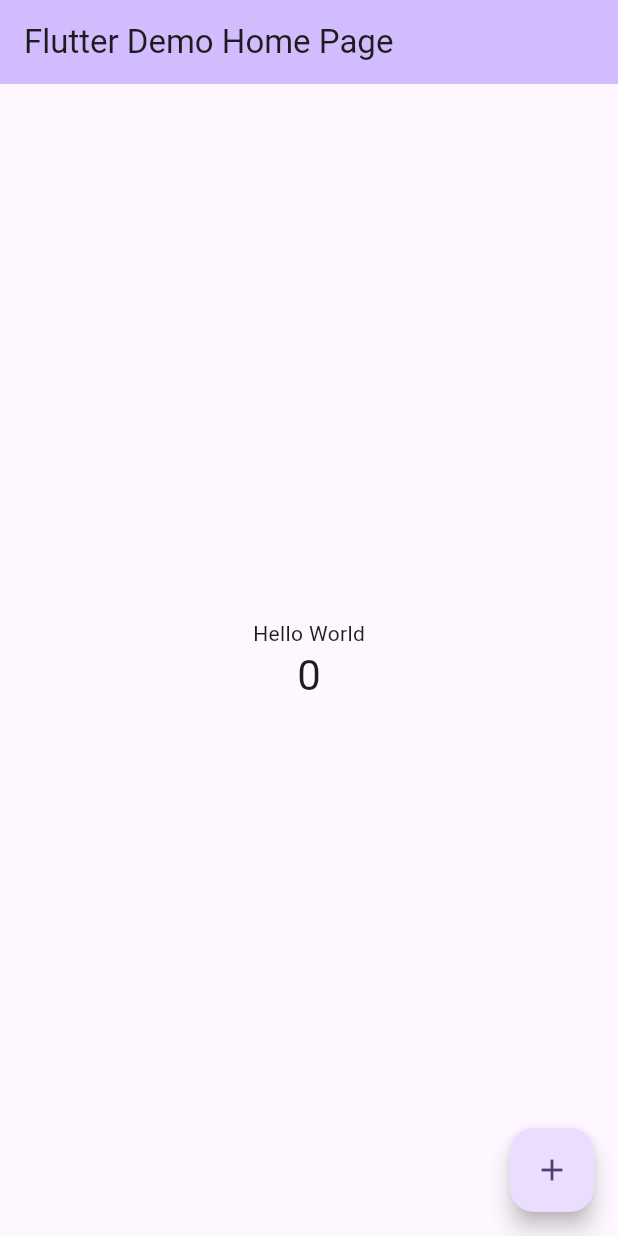
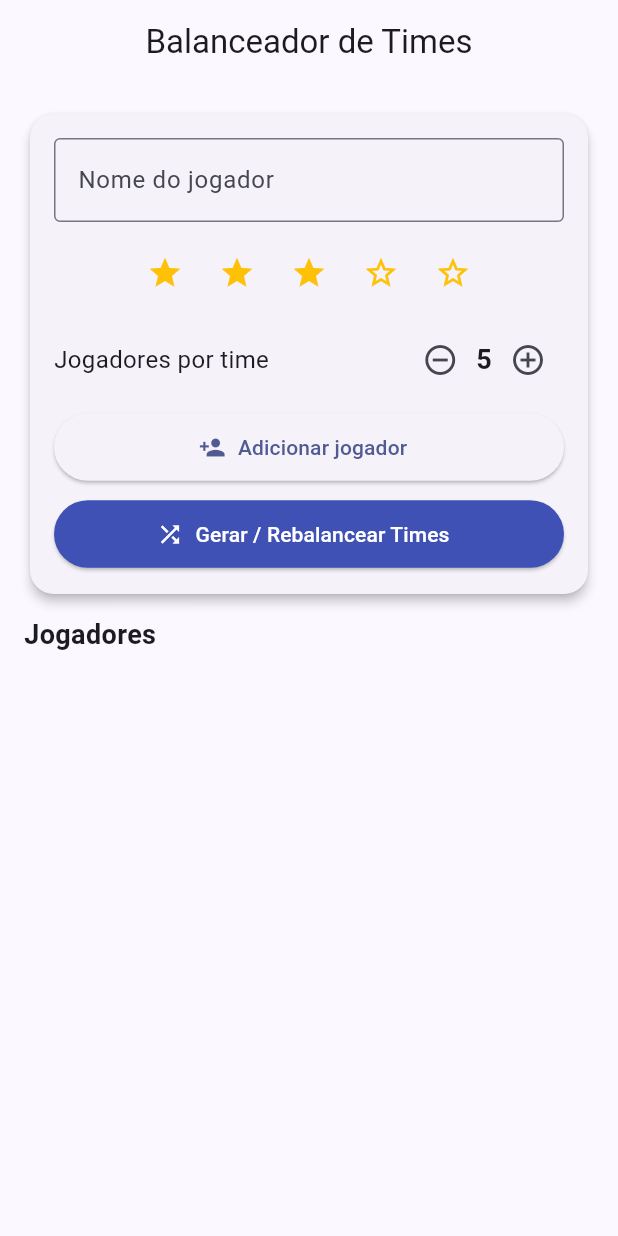
Before and after one commit to rafaelpr04/TeamSorte, a Flutter app: the screen it shows after launch, on a phone screen of 412 x 824 dp. Run offline on Flutter 3.47's test engine with Material 3 defaults, Android fonts, the phone set to English and light mode, and no system bars.

Commit message:
Add o arquivo main.Dart 1.0

```diff
--- a/lib/main.dart
+++ b/lib/main.dart
@@ -1,122 +1,349 @@
+import 'dart:math';
 import 'package:flutter/material.dart';
 
 void main() {
   runApp(const MyApp());
 }
 
+class Jogador {
+  String nome;
+  int nivel;
+
+  Jogador(this.nome, this.nivel);
+}
+
 class MyApp extends StatelessWidget {
   const MyApp({super.key});
 
-  // This widget is the root of your application.
   @override
   Widget build(BuildContext context) {
     return MaterialApp(
-      title: 'Flutter Demo',
-      theme: ThemeData(
-        // This is the theme of your application.
-        //
-        // TRY THIS: Try running your application with "flutter run". You'll see
-        // the application has a purple toolbar. Then, without quitting the app,
-        // try changing the seedColor in the colorScheme below to Colors.green
-        // and then invoke "hot reload" (save your changes or press the "hot
-        // reload" button in a Flutter-supported IDE, or press "r" if you used
-        // the command line to start the app).
-        //
-        // Notice that the counter didn't reset back to zero; the application
-        // state is not lost during the reload. To reset the state, use hot
-        // restart instead.
-        //
-        // This works for code too, not just values: Most code changes can be
-        // tested with just a hot reload.
-        colorScheme: .fromSeed(seedColor: Colors.deepPurple),
-      ),
-      home: const MyHomePage(title: 'Flutter Demo Home Page'),
+      title: 'Balanceador de Times',
+      debugShowCheckedModeBanner: false,
+      theme: ThemeData(colorSchemeSeed: Colors.indigo, useMaterial3: true),
+      home: const HomePage(),
     );
   }
 }
 
-class MyHomePage extends StatefulWidget {
-  const MyHomePage({super.key, required this.title});
-
-  // This widget is the home page of your application. It is stateful, meaning
-  // that it has a State object (defined below) that contains fields that affect
-  // how it looks.
-
-  // This class is the configuration for the state. It holds the values (in this
-  // case the title) provided by the parent (in this case the App widget) and
-  // used by the build method of the State. Fields in a Widget subclass are
-  // always marked "final".
-
-  final String title;
+class HomePage extends StatefulWidget {
+  const HomePage({super.key});
 
   @override
-  State<MyHomePage> createState() => _MyHomePageState();
+  State<HomePage> createState() => _HomePageState();
 }
 
-class _MyHomePageState extends State<MyHomePage> {
-  int _counter = 0;
+class _HomePageState extends State<HomePage> {
+  final List<Jogador> jogadores = [];
+  final TextEditingController nomeController = TextEditingController();
 
-  void _incrementCounter() {
+  int estrelas = 3;
+  int jogadoresPorTime = 5;
+
+  List<List<Jogador>> times = [];
+  List<Jogador> banco = [];
+  double balanceamento = 0;
+
+  void adicionarJogador() {
+    if (nomeController.text.isEmpty) return;
+
     setState(() {
-      // This call to setState tells the Flutter framework that something has
-      // changed in this State, which causes it to rerun the build method below
-      // so that the display can reflect the updated values. If we changed
-      // _counter without calling setState(), then the build method would not be
-      // called again, and so nothing would appear to happen.
-      _counter++;
+      jogadores.add(Jogador(nomeController.text, estrelas));
+      nomeController.clear();
+      estrelas = 3;
     });
+  }
+
+  void gerarTimes() {
+    if (jogadores.length < jogadoresPorTime * 2) {
+      ScaffoldMessenger.of(context).showSnackBar(
+        const SnackBar(
+          content: Text("Jogadores insuficientes para formar ao menos 2 times"),
+        ),
+      );
+      return;
+    }
+
+    List<Jogador> lista = List.from(jogadores);
+    lista.shuffle(Random());
+
+    int nTimes = lista.length ~/ jogadoresPorTime;
+    int nBanco = lista.length % jogadoresPorTime;
+
+    banco = lista.sublist(0, nBanco);
+    List<Jogador> participantes = lista.sublist(nBanco);
+
+    participantes.sort((a, b) => b.nivel.compareTo(a.nivel));
+
+    times = List.generate(nTimes, (_) => []);
+
+    distribuirZigZag(participantes, times);
+
+    double desvio = calcularDesvioPadraoTimes(times);
+    balanceamento = desvio == 0 ? 100 : 100 / (1 + desvio);
+
+    setState(() {});
+  }
+
+  int somaTime(List<Jogador> time) {
+    return time.fold(0, (soma, j) => soma + j.nivel);
+  }
+
+  Widget estrelasWidget(int valor, {bool interativo = false}) {
+    return Row(
+      mainAxisSize: MainAxisSize.min,
+      children: List.generate(5, (i) {
+        return IconButton(
+          icon: Icon(
+            i < valor ? Icons.star : Icons.star_border,
+            color: Colors.amber,
+          ),
+          onPressed: interativo
+              ? () {
+                  setState(() {
+                    estrelas = i + 1;
+                  });
+                }
+              : null,
+        );
+      }),
+    );
   }
 
   @override
   Widget build(BuildContext context) {
-    // This method is rerun every time setState is called, for instance as done
-    // by the _incrementCounter method above.
-    //
-    // The Flutter framework has been optimized to make rerunning build methods
-    // fast, so that you can just rebuild anything that needs updating rather
-    // than having to individually change instances of widgets.
     return Scaffold(
       appBar: AppBar(
-        // TRY THIS: Try changing the color here to a specific color (to
-        // Colors.amber, perhaps?) and trigger a hot reload to see the AppBar
-        // change color while the other colors stay the same.
-        backgroundColor: Theme.of(context).colorScheme.inversePrimary,
-        // Here we take the value from the MyHomePage object that was created by
-        // the App.build method, and use it to set our appbar title.
-        title: Text(widget.title),
+        title: const Text("Balanceador de Times"),
+        centerTitle: true,
       ),
-      body: Center(
-        // Center is a layout widget. It takes a single child and positions it
-        // in the middle of the parent.
+      body: Padding(
+        padding: const EdgeInsets.all(16),
         child: Column(
-          // Column is also a layout widget. It takes a list of children and
-          // arranges them vertically. By default, it sizes itself to fit its
-          // children horizontally, and tries to be as tall as its parent.
-          //
-          // Column has various properties to control how it sizes itself and
-          // how it positions its children. Here we use mainAxisAlignment to
-          // center the children vertically; the main axis here is the vertical
-          // axis because Columns are vertical (the cross axis would be
-          // horizontal).
-          //
-          // TRY THIS: Invoke "debug painting" (choose the "Toggle Debug Paint"
-          // action in the IDE, or press "p" in the console), to see the
-          // wireframe for each widget.
-          mainAxisAlignment: .center,
           children: [
-            const Text('Hello World'),
-            Text(
-              '$_counter',
-              style: Theme.of(context).textTheme.headlineMedium,
+            // CARD INPUT
+            Card(
+              elevation: 3,
+              shape: RoundedRectangleBorder(
+                borderRadius: BorderRadius.circular(16),
+              ),
+              child: Padding(
+                padding: const EdgeInsets.all(16),
+                child: Column(
+                  children: [
+                    TextField(
+                      controller: nomeController,
+                      decoration: const InputDecoration(
+                        labelText: "Nome do jogador",
+                        border: OutlineInputBorder(),
+                      ),
+                    ),
+                    const SizedBox(height: 10),
+
+                    estrelasWidget(estrelas, interativo: true),
+
+                    const SizedBox(height: 10),
+
+                    // NOVO STEPPER
+                    Row(
+                      mainAxisAlignment: MainAxisAlignment.spaceBetween,
+                      children: [
+                        const Text(
+                          "Jogadores por time",
+                          style: TextStyle(fontSize: 16),
+                        ),
+                        Row(
+                          children: [
+                            IconButton(
+                              icon: const Icon(Icons.remove_circle_outline),
+                              onPressed: () {
+                                if (jogadoresPorTime > 2) {
+                                  setState(() {
+                                    jogadoresPorTime--;
+                                  });
+                                }
+                              },
+                            ),
+                            Text(
+                              "$jogadoresPorTime",
+                              style: const TextStyle(
+                                fontSize: 18,
+                                fontWeight: FontWeight.bold,
+                              ),
+                            ),
+                            IconButton(
+                              icon: const Icon(Icons.add_circle_outline),
+                              onPressed: () {
+                                setState(() {
+                                  jogadoresPorTime++;
+                                });
+                              },
+                            ),
+                          ],
+                        ),
+                      ],
+                    ),
+
+                    const SizedBox(height: 10),
+
+                    ElevatedButton.icon(
+                      onPressed: adicionarJogador,
+                      icon: const Icon(Icons.person_add),
+                      label: const Text("Adicionar jogador"),
+                      style: ElevatedButton.styleFrom(
+                        minimumSize: const Size.fromHeight(45),
+                      ),
+                    ),
+
+                    const SizedBox(height: 10),
+
+                    ElevatedButton.icon(
+                      onPressed: gerarTimes,
+                      icon: const Icon(Icons.shuffle),
+                      label: const Text("Gerar / Rebalancear Times"),
+                      style: ElevatedButton.styleFrom(
+                        backgroundColor: Colors.indigo,
+                        foregroundColor: Colors.white,
+                        minimumSize: const Size.fromHeight(45),
+                      ),
+                    ),
+                  ],
+                ),
+              ),
+            ),
+
+            const SizedBox(height: 10),
+
+            Expanded(
+              child: ListView(
+                children: [
+                  const Text(
+                    "Jogadores",
+                    style: TextStyle(fontSize: 18, fontWeight: FontWeight.bold),
+                  ),
+
+                  ...jogadores.map(
+                    (j) => ListTile(
+                      leading: const Icon(Icons.person),
+                      title: Text(j.nome),
+                      trailing: estrelasWidget(j.nivel),
+                    ),
+                  ),
+
+                  const SizedBox(height: 10),
+
+                  if (times.isNotEmpty) ...[
+                    Text(
+                      "Balanceamento: ${balanceamento.toStringAsFixed(1)}%",
+                      style: const TextStyle(
+                        fontSize: 18,
+                        fontWeight: FontWeight.bold,
+                      ),
+                    ),
+
+                    const SizedBox(height: 10),
+
+                    ...times.asMap().entries.map((entry) {
+                      int i = entry.key;
+                      var time = entry.value;
+
+                      return Card(
+                        shape: RoundedRectangleBorder(
+                          borderRadius: BorderRadius.circular(12),
+                        ),
+                        color: Colors.indigo.shade50,
+                        child: ExpansionTile(
+                          title: Text(
+                            "Time ${i + 1} (Força: ${somaTime(time)})",
+                            style: const TextStyle(fontWeight: FontWeight.bold),
+                          ),
+                          children: time
+                              .map(
+                                (j) => ListTile(
+                                  title: Text(j.nome),
+                                  trailing: estrelasWidget(j.nivel),
+                                ),
+                              )
+                              .toList(),
+                        ),
+                      );
+                    }),
+
+                    if (banco.isNotEmpty)
+                      Card(
+                        color: Colors.grey.shade200,
+                        child: ExpansionTile(
+                          title: const Text("Banco"),
+                          children: banco
+                              .map(
+                                (j) => ListTile(
+                                  title: Text(j.nome),
+                                  trailing: estrelasWidget(j.nivel),
+                                ),
+                              )
+                              .toList(),
+                        ),
+                      ),
+                  ],
+                ],
+              ),
             ),
           ],
         ),
       ),
-      floatingActionButton: FloatingActionButton(
-        onPressed: _incrementCounter,
-        tooltip: 'Increment',
-        child: const Icon(Icons.add),
-      ),
     );
   }
 }
+
+//--------------------------------------------
+
+void distribuirZigZag(List<Jogador> participantes, List<List<Jogador>> times) {
+  int nTimes = times.length;
+
+  int indexTime = 0;
+  bool indo = true;
+
+  for (var jogador in participantes) {
+    times[indexTime].add(jogador);
+
+    if (indo) {
+      indexTime++;
+      if (indexTime == nTimes) {
+        indexTime = nTimes - 1;
+        indo = false;
+      }
+    } else {
+      indexTime--;
+      if (indexTime < 0) {
+        indexTime = 0;
+        indo = true;
+      }
+    }
+  }
+}
+
+double calcularDesvioPadraoTimes(List<List<Jogador>> times) {
+  int nTimes = times.length;
+
+  List<int> somaTimes = [];
+
+  for (var time in times) {
+    int soma = 0;
+    for (var jogador in time) {
+      soma += jogador.nivel;
+    }
+    somaTimes.add(soma);
+  }
+
+  double media = somaTimes.reduce((a, b) => a + b) / nTimes;
+
+  double somaQuadrados = 0;
+
+  for (var valor in somaTimes) {
+    somaQuadrados += pow(valor - media, 2);
+  }
+
+  double variancia = somaQuadrados / nTimes;
+
+  return sqrt(variancia);
+}
```
